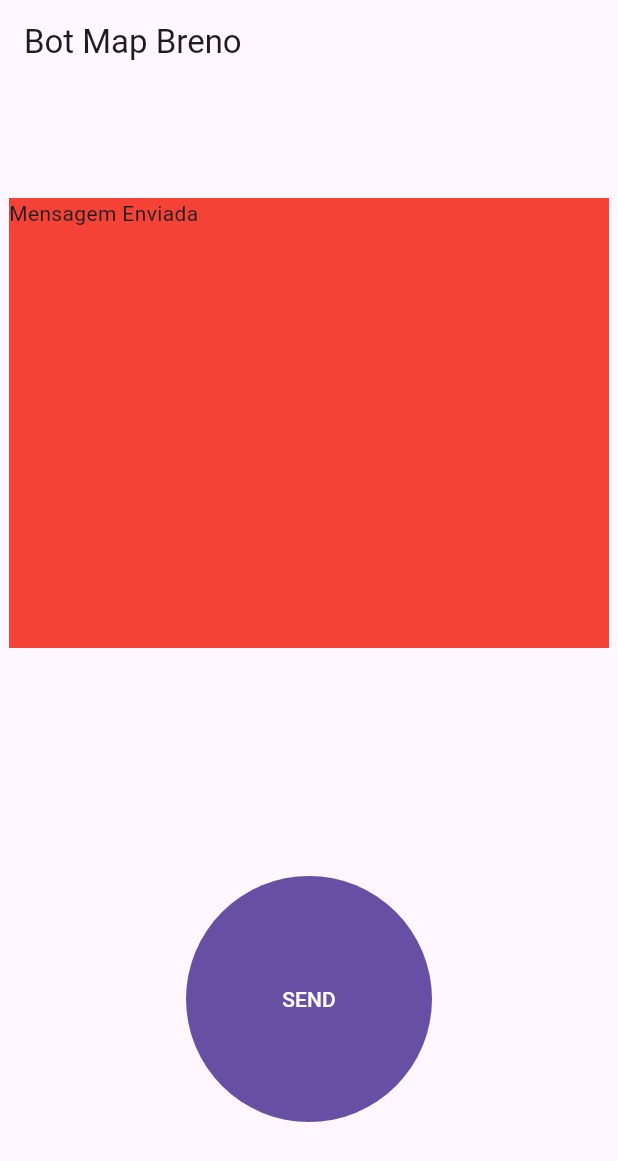
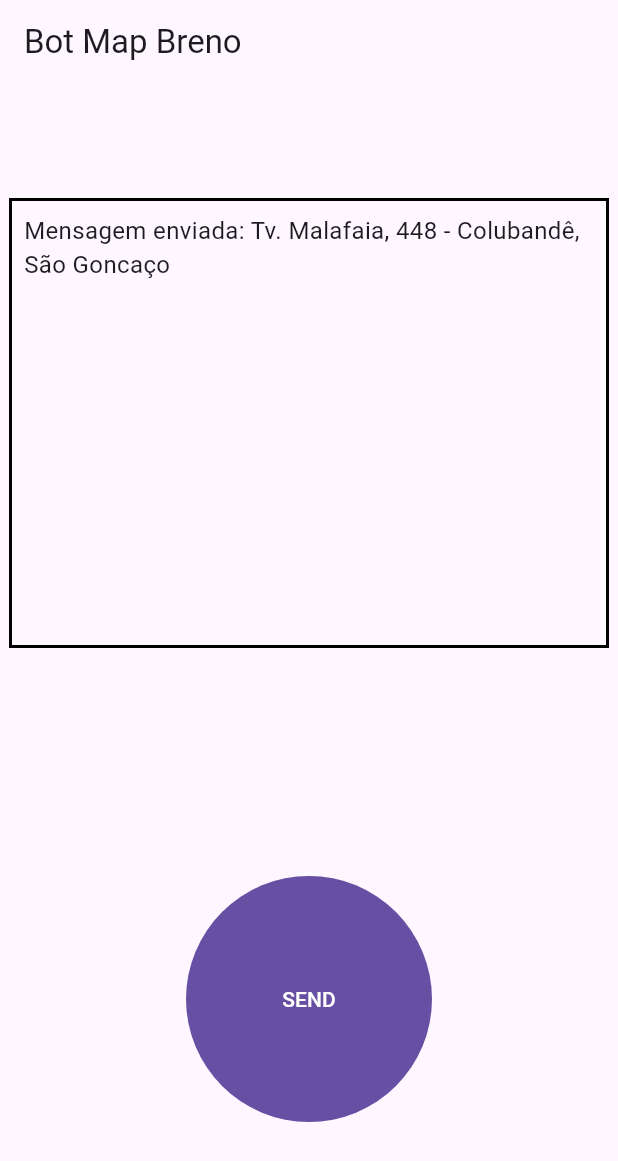
Before and after one commit to brenovsky/botMap, a Flutter app: the screen it shows after launch, on a phone screen of 412 x 824 dp. Shown: the top 1161 px of the screen. Run offline on Flutter 3.47's test engine with Material 3 defaults, Android fonts, the phone set to English and light mode, and no system bars; our stand-ins replace flutter_dotenv, geocoding, geolocator; missing offline and left inert: twilio_flutter.

Commit message:
feat(assets/logbox): listview

```diff
--- a/bot_map_app/lib/assets/log_box.dart
+++ b/bot_map_app/lib/assets/log_box.dart
@@ -1,8 +1,8 @@
 import 'package:flutter/material.dart';
+import 'package:flutter/rendering.dart';
+import 'package:flutter/widgets.dart';
 
-void printLog() {
-
-}
+void printLog() {}
 
 class LogBox extends StatelessWidget {
   const LogBox({super.key});
@@ -10,11 +10,17 @@ class LogBox extends StatelessWidget {
   @override
   Widget build(BuildContext context) {
     return Container(
-      height: 300,
-      width: 400,
-      color: Colors.red,
-      child:
-        const Text("Mensagem Enviada")
-    );
+        height: 300,
+        width: 400,
+        decoration: BoxDecoration(border: Border.all(color: Colors.black, width: 2)),
+        child: Padding(
+          padding: const EdgeInsets.all(8.0),
+          child: ListView(
+
+            children: const [
+              Text("Mensagem enviada: Tv. Malafaia, 448 - Colubandê, São Goncaço", style: TextStyle(fontSize: 16),),
+            ],
+          ),
+        ));
   }
 }
```
